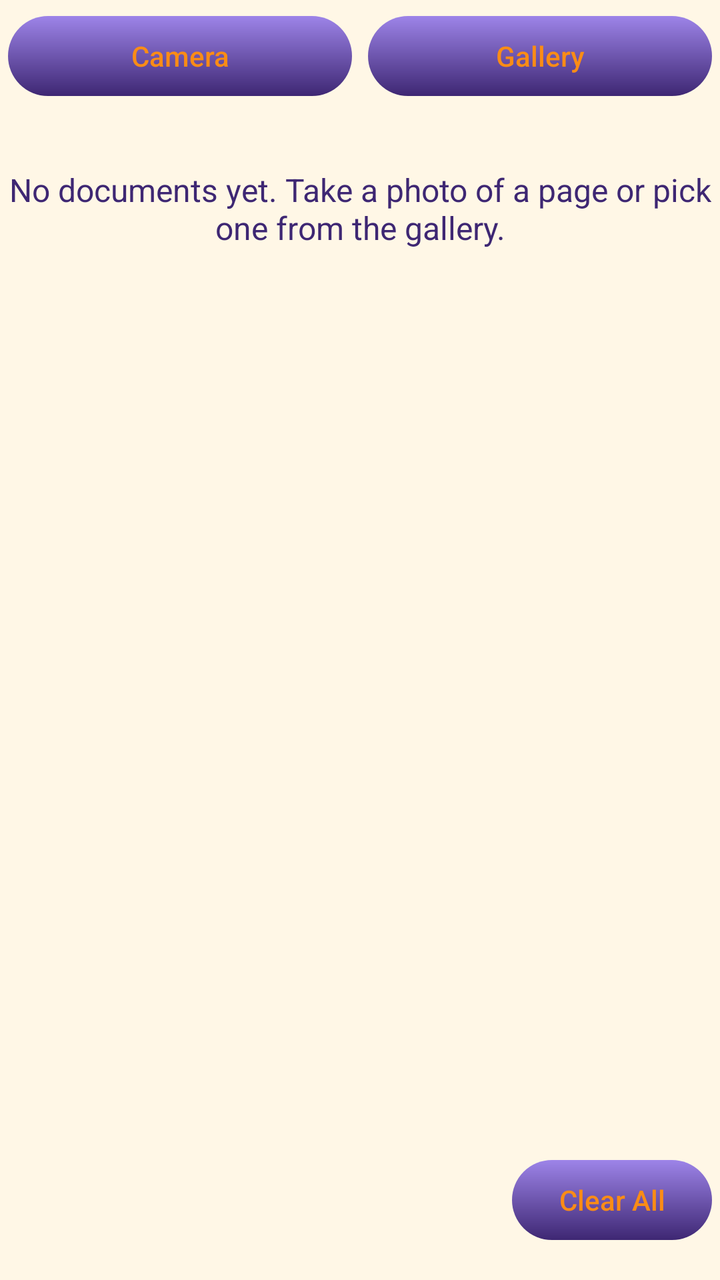
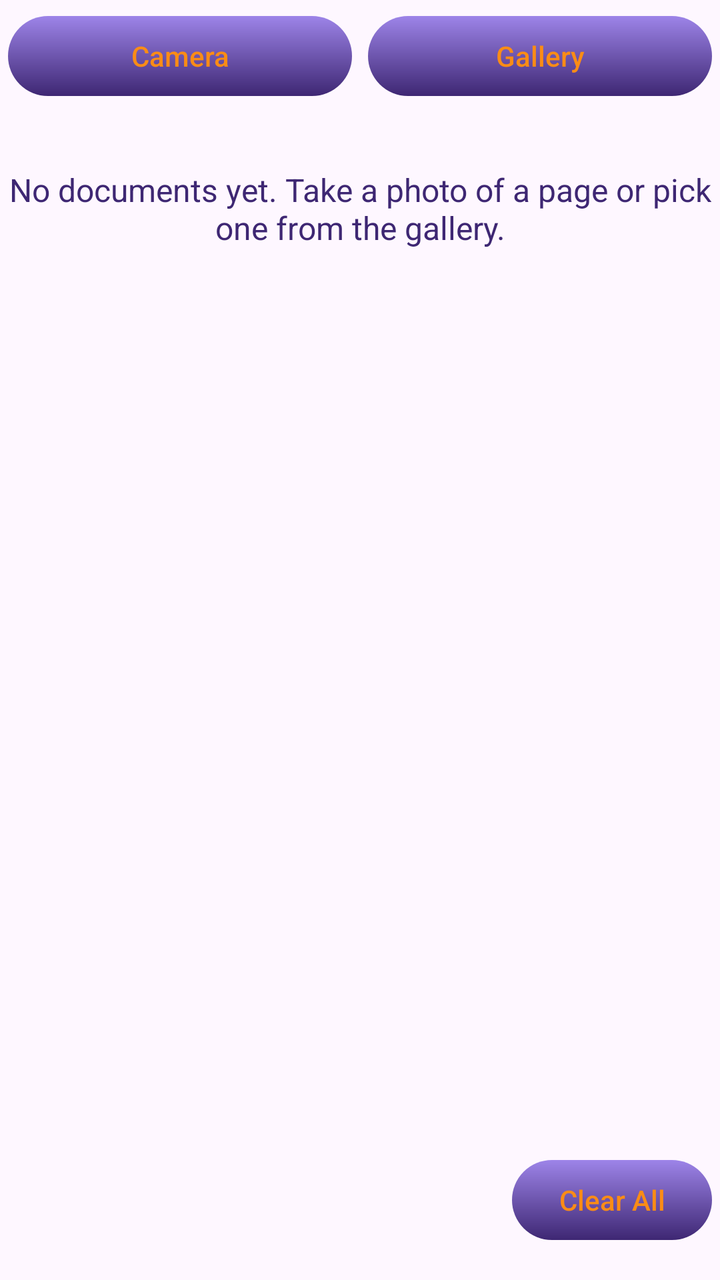

Two renders of the same Android screen: before a commit and after it. Below are the layout's source before the change and the commit's diff.
<!-- AndroidManifest.xml: application theme Theme.MyAssistant -->
<!-- res/layout/fragment_scan.xml -->
<?xml version="1.0" encoding="utf-8"?>
<LinearLayout xmlns:android="http://schemas.android.com/apk/res/android"
    android:layout_width="match_parent"
    android:layout_height="match_parent"
    android:background="@color/background"
    android:orientation="vertical"
    android:padding="4dp">

    <LinearLayout
        android:layout_width="match_parent"
        android:layout_height="wrap_content"
        android:orientation="horizontal">

        <androidx.appcompat.widget.AppCompatButton
            android:id="@+id/cameraButton"
            style="@style/Widget.MyAssistant.ScanButton"
            android:layout_width="0dp"
            android:layout_height="wrap_content"
            android:layout_marginEnd="4dp"
            android:layout_weight="1"
            android:text="@string/scan_camera" />

        <androidx.appcompat.widget.AppCompatButton
            android:id="@+id/galleryButton"
            style="@style/Widget.MyAssistant.ScanButton"
            android:layout_width="0dp"
            android:layout_height="wrap_content"
            android:layout_marginStart="4dp"
            android:layout_weight="1"
            android:text="@string/scan_gallery" />

    </LinearLayout>

    <TextView
        android:id="@+id/emptyText"
        android:layout_width="match_parent"
        android:layout_height="wrap_content"
        android:layout_marginTop="32dp"
        android:gravity="center"
        android:text="@string/scan_empty"
        android:textColor="@color/text_color"
        android:textSize="16sp" />

    <androidx.recyclerview.widget.RecyclerView
        android:id="@+id/scanRecycler"
        android:layout_width="match_parent"
        android:layout_height="0dp"
        android:layout_marginTop="8dp"
        android:layout_weight="1" />

    <LinearLayout
        android:layout_width="match_parent"
        android:layout_height="wrap_content"
        android:layout_marginTop="8dp"
        android:layout_marginBottom="12dp"
        android:gravity="end"
        android:orientation="horizontal">

        <androidx.appcompat.widget.AppCompatButton
            android:id="@+id/clearAllButton"
            android:layout_width="wrap_content"
            android:layout_height="wrap_content"
            android:background="@drawable/button_selector"
            android:minWidth="100dp"
            android:paddingStart="16dp"
            android:paddingEnd="16dp"
            android:stateListAnimator="@null"
            android:text="@string/scan_clear_all"
            android:textAllCaps="false"
            android:textColor="@color/text_color_btn" />
    </LinearLayout>

</LinearLayout>
<!-- resources referenced by this layout -->
<resources>
  <!-- drawable button_selector (drawable) -->
  <?xml version="1.0" encoding="utf-8"?>
  <selector xmlns:android="http://schemas.android.com/apk/res/android">
  
      <item android:state_pressed="true">
          <inset
              android:insetTop="4dp"
              android:insetBottom="4dp">
              <shape android:shape="rectangle">
                  <gradient
                      android:type="linear"
                      android:angle="55"
                      android:startColor="@color/button_end"
                      android:endColor="@color/button_pressed_end"/>
                  <corners android:radius="20dp" />
              </shape>
          </inset>
      </item>
  
      <item>
          <inset
              android:insetTop="4dp"
              android:insetBottom="4dp">
              <shape android:shape="rectangle">
                  <gradient
                      android:type="linear"
                      android:angle="125"
                      android:startColor="@color/button_start"
                      android:endColor="@color/button_end" />
                  <corners android:radius="20dp" />
              </shape>
          </inset>
      </item>
  
  </selector>
  <style name="Widget.MyAssistant.ScanButton" parent="Widget.AppCompat.Button">
          <item name="android:background">@drawable/button_selector</item>
          <item name="android:textColor">@color/text_color_btn</item>
          <item name="android:textAllCaps">false</item>
          <item name="android:stateListAnimator">@null</item>
      </style>
  <style name="Base.Theme.MyAssistant" parent="Theme.Material3.DayNight.NoActionBar">
          <item name="materialSwitchStyle">@style/MyAssistantMaterialSwitch</item>
          <item name="android:windowLightStatusBar">@bool/light_status_bar</item>
  
          <item name="colorPrimary">@color/md_primary</item>
          <item name="colorOnPrimary">@color/md_on_primary</item>
          <item name="android:colorBackground">@color/md_background</item>
          <item name="colorSurface">@color/md_surface</item>
          <item name="colorSurfaceContainerLowest">@color/md_surface_container_lowest</item>
          <item name="colorSurfaceContainerLow">@color/md_surface_container_low</item>
          <item name="colorSurfaceContainer">@color/md_surface_container</item>
          <item name="colorSurfaceContainerHigh">@color/md_surface_container_high</item>
          <item name="colorSurfaceContainerHighest">@color/md_surface_container_highest</item>
          <item name="colorOnSurface">@color/md_on_surface</item>
          <item name="colorSurfaceVariant">@color/md_surface_variant</item>
          <item name="colorOnSurfaceVariant">@color/md_on_surface_variant</item>
          <item name="colorOutline">@color/md_outline</item>
      </style>
  <!-- unchanged entries left out for length: 27 -->
</resources>

<!-- the commit's change to res/layout/fragment_scan.xml (unified diff, before → after) -->
@@ -2,7 +2,6 @@
 <LinearLayout xmlns:android="http://schemas.android.com/apk/res/android"
     android:layout_width="match_parent"
     android:layout_height="match_parent"
-    android:background="@color/background"
     android:orientation="vertical"
     android:padding="4dp">
 
@@ -38,7 +37,7 @@
         android:layout_marginTop="32dp"
         android:gravity="center"
         android:text="@string/scan_empty"
-        android:textColor="@color/text_color"
+        android:textColor="?attr/maText"
         android:textSize="16sp" />
 
     <androidx.recyclerview.widget.RecyclerView
@@ -67,7 +66,7 @@
             android:stateListAnimator="@null"
             android:text="@string/scan_clear_all"
             android:textAllCaps="false"
-            android:textColor="@color/text_color_btn" />
+            android:textColor="?attr/maButtonLabel" />
     </LinearLayout>
 
 </LinearLayout>
<!-- resource entries referenced after the edit -->
@@ -12,9 +12,12 @@
                   <gradient
                       android:type="linear"
                       android:angle="55"
-                      android:startColor="@color/button_end"
-                      android:endColor="@color/button_pressed_end"/>
-                  <corners android:radius="20dp" />
+                      android:startColor="?attr/maButtonEnd"
+                      android:endColor="?attr/maButtonPressedEnd"/>
+                  <stroke
+                      android:width="?attr/maButtonStroke"
+                      android:color="?attr/maButtonStrokeColor" />
+                  <corners android:radius="?attr/maCorner" />
               </shape>
           </inset>
       </item>
@@ -27,9 +30,12 @@
                   <gradient
                       android:type="linear"
                       android:angle="125"
-                      android:startColor="@color/button_start"
-                      android:endColor="@color/button_end" />
-                  <corners android:radius="20dp" />
+                      android:startColor="?attr/maButtonStart"
+                      android:endColor="?attr/maButtonEnd" />
+                  <stroke
+                      android:width="?attr/maButtonStroke"
+                      android:color="?attr/maButtonStrokeColor" />
+                  <corners android:radius="?attr/maCorner" />
               </shape>
           </inset>
       </item>
@@ -37,7 +43,7 @@
   </selector>
   <style name="Widget.MyAssistant.ScanButton" parent="Widget.AppCompat.Button">
           <item name="android:background">@drawable/button_selector</item>
-          <item name="android:textColor">@color/text_color_btn</item>
+          <item name="android:textColor">?attr/maButtonLabel</item>
           <item name="android:textAllCaps">false</item>
           <item name="android:stateListAnimator">@null</item>
       </style>
@@ -58,7 +64,44 @@
           <item name="colorSurfaceVariant">@color/md_surface_variant</item>
           <item name="colorOnSurfaceVariant">@color/md_on_surface_variant</item>
           <item name="colorOutline">@color/md_outline</item>
+  
+          <item name="maBackground">@color/background</item>
+          <item name="maText">@color/text_color</item>
+          <item name="maTextSecondary">@color/text_secondary</item>
+          <item name="maTextMuted">@color/text_muted</item>
+          <item name="maOutline">@color/outline</item>
+          <item name="maTabSelected">@color/tab_selected</item>
+          <item name="maTabText">@color/colorPrimary</item>
+          <item name="maSwitchTrack">@color/switch_track</item>
+          <item name="maAccent">@color/colorPrimary</item>
+          <item name="maButtonLabel">@color/text_color_btn</item>
+          <item name="maButtonStart">@color/button_start</item>
+          <item name="maButtonEnd">@color/button_end</item>
+          <item name="maButtonPressedEnd">@color/button_pressed_end</item>
+          <item name="maButtonStrokeColor">@android:color/transparent</item>
+          <item name="maOverdue">@color/status_overdue</item>
+          <item name="maImportant">@color/status_important</item>
+          <item name="maOk">@color/status_ok</item>
+          <item name="maCorner">20dp</item>
+          <item name="maCornerPanel">16dp</item>
+          <item name="maCornerTab">18dp</item>
+          <item name="maStroke">1.5dp</item>
+          <item name="maButtonStroke">0dp</item>
+          <item name="maBackdrop">@drawable/backdrop_classic</item>
       </style>
+  <color name="text_secondary">#757575</color>
+  <color name="text_muted">#9E9E9E</color>
+  <color name="outline">#B39DDB</color>
+  <color name="tab_selected">#E8DAFF</color>
+  <color name="status_overdue">#D32F2F</color>
+  <color name="status_important">#FA8C16</color>
+  <color name="status_ok">#00C853</color>
+  <!-- drawable backdrop_classic (drawable) -->
+  <?xml version="1.0" encoding="utf-8"?>
+  <shape xmlns:android="http://schemas.android.com/apk/res/android"
+      android:shape="rectangle">
+      <solid android:color="?attr/maBackground" />
+  </shape>
   <!-- unchanged entries left out for length: 27 -->
 </resources>
 
